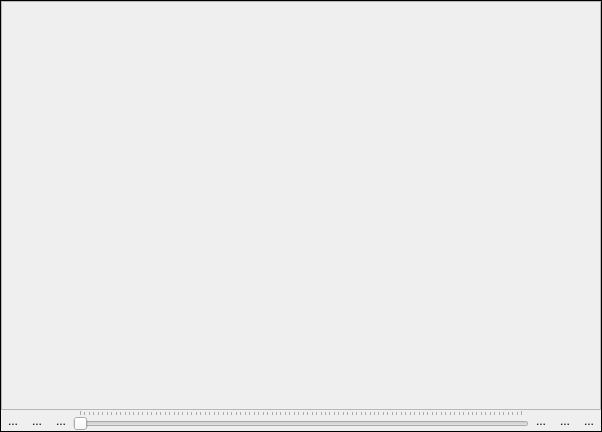
Above: eotimeseriesviewer/ui/mapwidget.ui from jakimowb/eo-time-series-viewer before the change. Below: the same form after it.
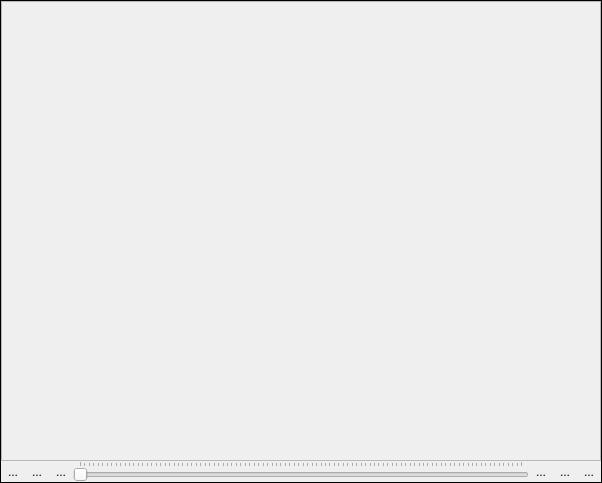
That is the form after the change. Icons and pictures are not drawn. Custom widgets are drawn as their Qt base class.

```diff
--- a/eotimeseriesviewer/ui/mapwidget.ui
+++ b/eotimeseriesviewer/ui/mapwidget.ui
@@ -7,7 +7,7 @@
     <x>0</x>
     <y>0</y>
     <width>602</width>
-    <height>432</height>
+    <height>483</height>
    </rect>
   </property>
   <property name="windowTitle">
```
Left out of the diff: 26 changed lines with no effect on the pictures.
